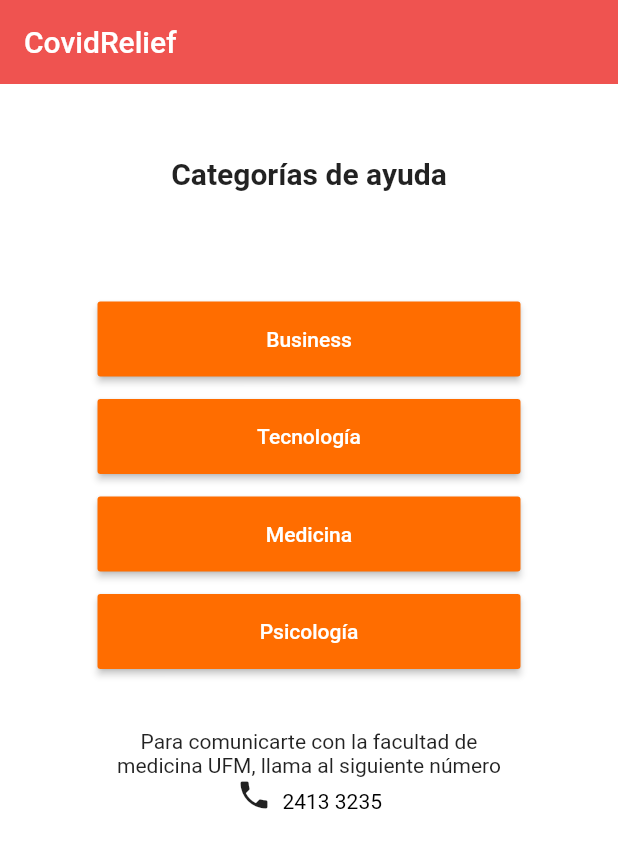
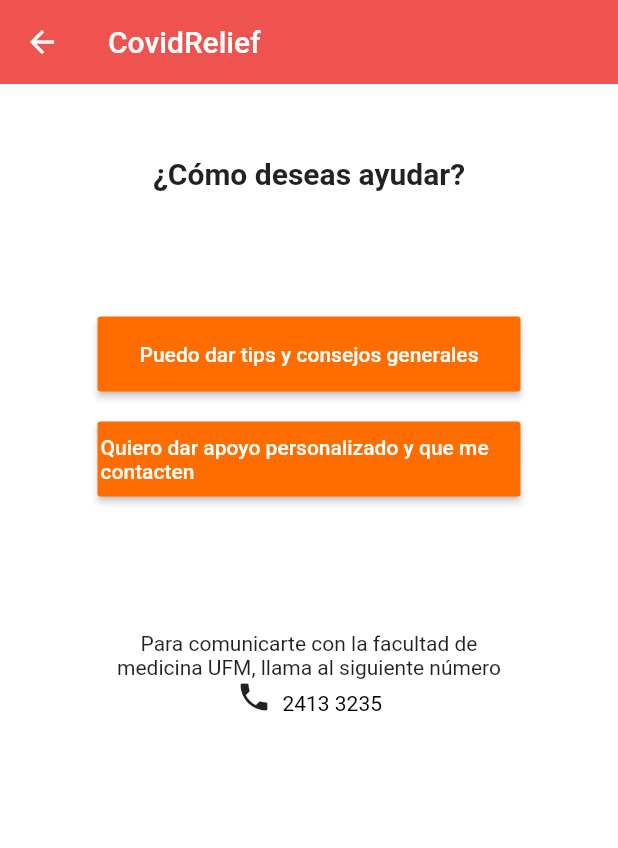
Before and after one commit to Covid-relief/CovidReliefApp, a Flutter app: the Category screen opened directly, after a tap on "Business", on a phone screen of 412 x 824 dp. Shown: the top 848 px of the screen. Run offline on Flutter 3.47's test engine with Material 2 defaults, Android fonts, the phone set to English and light mode, and no system bars; our stand-ins replace cloud_firestore, firebase_auth, flutter_secure_storage, google_sign_in; missing offline and left inert: flutter_auth_buttons, flutter_facebook_login; accounts and stored records are empty.

Commit message:
General or personalized screen

```diff
--- a/CovidRelief/lib/screens/HelpCategory/HelpCategories.dart
+++ b/CovidRelief/lib/screens/HelpCategory/HelpCategories.dart
@@ -1,4 +1,5 @@
 import 'package:CovidRelief/models/profile.dart';
+import 'package:CovidRelief/screens/HelpCategory/PersonalizedHelp.dart';
 import 'package:CovidRelief/screens/authenticate/authenticate.dart';
 import 'package:CovidRelief/screens/home/settings_form.dart';
 import 'package:flutter/material.dart';
@@ -42,7 +43,9 @@ class Category extends StatelessWidget {
                     padding: const EdgeInsets.all(2.0),
                     textColor: Colors.white,
                     color: Colors.orangeAccent[700],
-                    onPressed:() {},
+                    onPressed:() async {
+                      Navigator.pushReplacement(context, MaterialPageRoute(builder: (context) => Help()),);
+                    },
                     child: new Text("Business"),
                   ),
                 ),
--- /dev/null
+++ b/CovidRelief/lib/screens/HelpCategory/PersonalizedHelp.dart
@@ -0,0 +1,82 @@
+import 'package:flutter/material.dart';
+
+class Help extends StatelessWidget{
+
+    @override
+    // State<StatefulWidget> createState() {
+    Widget build(BuildContext context) {
+      return Scaffold(
+          backgroundColor: Colors.white,
+          appBar: AppBar(
+            title: Text('CovidRelief'),
+            backgroundColor: Colors.red[400],
+            elevation: 0.0,),
+          body:
+          ListView(
+            padding: const EdgeInsets.all(15),
+            children: <Widget>[
+              Container(
+                height: 90,
+                child: const Center(child: Text('¿Cómo deseas ayudar?', style: TextStyle(fontSize: 20, fontWeight: FontWeight.bold))),
+              ),
+              Container(
+                height: 50,
+              ),
+              Container(
+                height: 50,
+                padding: EdgeInsets.fromLTRB(50,0,50,0),
+                child:
+                RaisedButton(
+                  padding: const EdgeInsets.all(2.0),
+                  textColor: Colors.white,
+                  color: Colors.orangeAccent[700],
+                  onPressed:() async {
+                    //Navigator.pushReplacement(context, MaterialPageRoute(builder: (context) => ),);
+                  },
+                  child: new Text("Puedo dar tips y consejos generales"),
+                ),
+              ),
+              Container(
+                height: 20,
+              ),
+              Container(
+                height: 50,
+                padding: EdgeInsets.fromLTRB(50,0,50,0),
+                child:
+                RaisedButton(
+                  padding: const EdgeInsets.all(2.0),
+                  textColor: Colors.white,
+                  color: Colors.orangeAccent[700],
+                  onPressed:() {
+                  },
+                  child: new Text("Quiero dar apoyo personalizado y que me contacten"),
+                ),
+              ),
+              Container(
+                height: 90,
+              ),
+              Container(
+                  padding: EdgeInsets.fromLTRB(50,0,50,0),
+                  child:
+                  Column(
+                    mainAxisAlignment: MainAxisAlignment.spaceEvenly,
+                    children: [
+                      Text('Para comunicarte con la facultad de medicina UFM, '
+                          'llama al siguiente número', textAlign: TextAlign.center,),
+                      RichText(text: TextSpan(
+                          children: [
+                            WidgetSpan(child: Icon(Icons.phone)),
+                            TextSpan(
+                              text: '  2413 3235',
+                              style: TextStyle(color: Colors.black),
+                            )
+                          ]
+                      ))
+                    ],
+                  ),
+              ),
+            ],
+          )
+      );
+  }
+}
```
